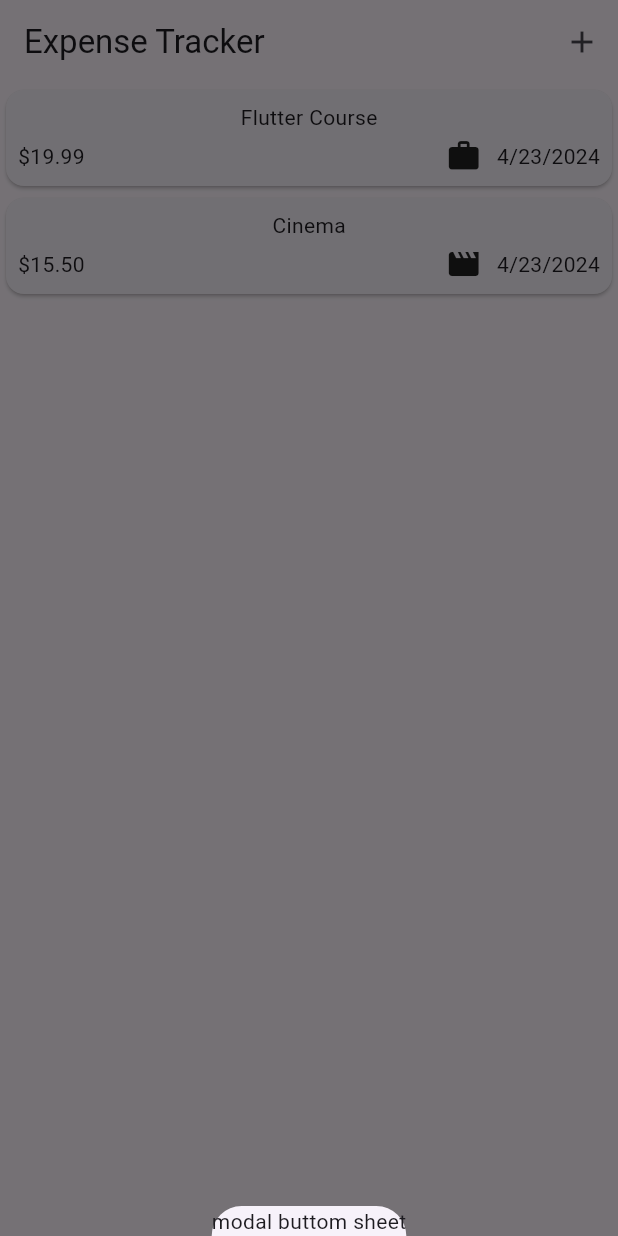
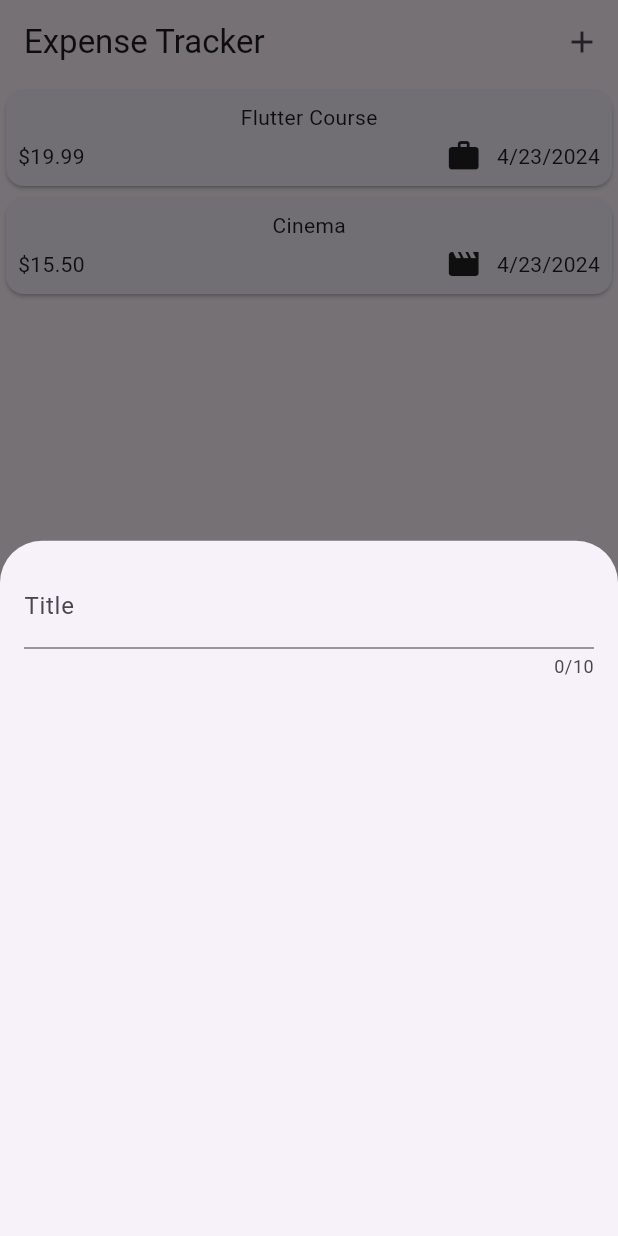
Before and after one commit to IvanRobak/expense_tracker, a Flutter app: the screen it shows after launch, after a tap on the "add" icon, on a phone screen of 412 x 824 dp. Run offline on Flutter 3.47's test engine with Material 3 defaults, Android fonts, the phone set to English and light mode, and no system bars.

Commit message:
NewExpense

```diff
--- a/lib/widget/expenses.dart
+++ b/lib/widget/expenses.dart
@@ -1,5 +1,6 @@
 import 'package:expense_tracker/widget/expenses_list/expenses_list.dart';
 import 'package:expense_tracker/models/expense.dart';
+import 'package:expense_tracker/widget/new_expense.dart';
 import 'package:flutter/material.dart';
 
 class Expanses extends StatefulWidget {
@@ -26,7 +27,7 @@ class _ExpansesState extends State<Expanses> {
   void _openAddExpenseOverlay() {
     showModalBottomSheet(
       context: context,
-      builder: (ctx) => const Text('modal buttom sheet'),
+      builder: (ctx) => const NewExpense(),
     );
   }
 
--- /dev/null
+++ b/lib/widget/new_expense.dart
@@ -0,0 +1,25 @@
+import 'package:flutter/material.dart';
+
+class NewExpense extends StatefulWidget {
+  const NewExpense({super.key});
+
+  @override
+  State<NewExpense> createState() => _NewExpenseState();
+}
+
+class _NewExpenseState extends State<NewExpense> {
+  @override
+  Widget build(BuildContext context) {
+    return const Padding(
+      padding: EdgeInsets.all(16),
+      child: Column(
+        children: [
+          TextField(
+            maxLength: 10,
+            decoration: InputDecoration(label: Text('Title')),
+          ),
+        ],
+      ),
+    );
+  }
+}
```
